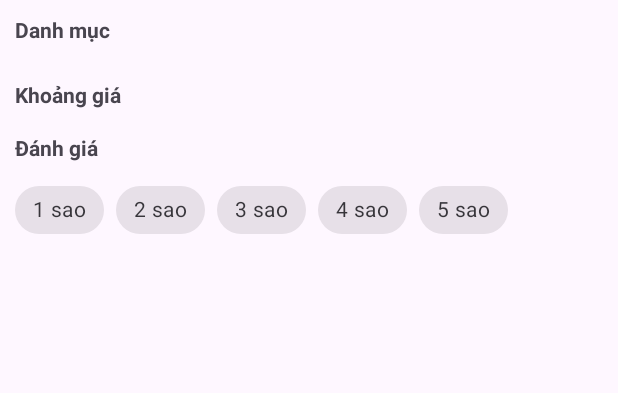
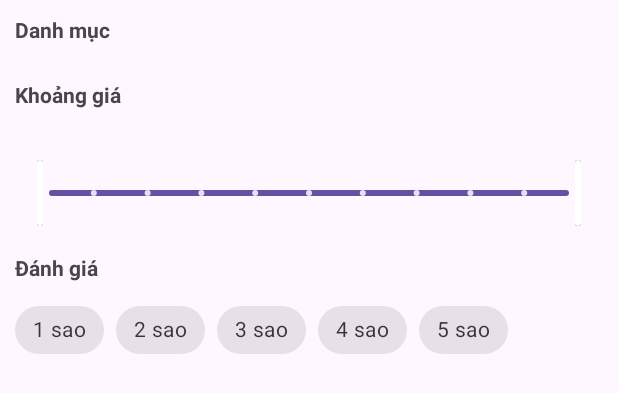
Before and after one commit to AKhoa2109/UniDocs, an Android app: the layout dialog_filter.xml on its own in the app's theme, with its tools: preview values and no code run, on a phone screen of 412 x 824 dp. Shown: the top 393 px of the screen. Run offline under Robolectric (Android 15) with nearby library versions, the phone set to English and light mode, and no system bars.

Commit message:
commit to pull code

```diff
--- a/app/build.gradle.kts
+++ b/app/build.gradle.kts
@@ -50,7 +50,6 @@ dependencies {
     implementation(libs.rxjava)
     implementation(libs.rxandroid)
     implementation(libs.protolite.well.known.types)
-
     testImplementation(libs.junit)
 
     androidTestImplementation(libs.ext.junit)
--- a/app/src/main/AndroidManifest.xml
+++ b/app/src/main/AndroidManifest.xml
@@ -20,7 +20,7 @@
             android:name=".activity.SearchActivity"
             android:exported="false" />
         <activity
-            android:name=".activity.SignIn"
+            android:name=".activity.MainActivity"
             android:exported="true" >
             <intent-filter>
                 <action android:name="android.intent.action.MAIN" />
@@ -37,7 +37,7 @@
             android:name=".activity.SignUp"
             android:exported="false" />
         <activity
-            android:name=".activity.MainActivity"
+            android:name=".activity.SignIn"
             android:exported="true">
         </activity>
     </application>
--- a/app/src/main/java/vn/anhkhoa/projectwebsitebantailieu/activity/SignIn.java
+++ b/app/src/main/java/vn/anhkhoa/projectwebsitebantailieu/activity/SignIn.java
@@ -92,7 +92,7 @@ public class SignIn extends AppCompatActivity {
                 if (response.isSuccessful() && response.body() != null) {
 
                     ResponseData<UserResponse> responseData = response.body();
-                    //kiem tra du lieu trong
+                    //kiểm tra dữ liệu rỗng
                     if (responseData != null && responseData.getData() != null) {
                         UserResponse userResponse = responseData.getData();
                         Log.d("Login", "User: " + userResponse.getName());
--- a/app/src/main/java/vn/anhkhoa/projectwebsitebantailieu/api/ApiService.java
+++ b/app/src/main/java/vn/anhkhoa/projectwebsitebantailieu/api/ApiService.java
@@ -32,7 +32,7 @@ public interface ApiService {
                     .registerTypeAdapter(LocalDateTime.class, new LocalDateTimeAdapter())
             .create();
     ApiService apiService = new Retrofit.Builder()
-            .baseUrl("http://196.169.5.179:8080/api/")
+            .baseUrl("http://172.16.30.82:8080/api/")
             .addConverterFactory(GsonConverterFactory.create(gson))
             .build()
             .create(ApiService.class);
--- a/app/src/main/java/vn/anhkhoa/projectwebsitebantailieu/fragment/ChatFragment.java
+++ b/app/src/main/java/vn/anhkhoa/projectwebsitebantailieu/fragment/ChatFragment.java
@@ -166,7 +166,7 @@ public class ChatFragment extends Fragment {
                     ResponseData<List<ChatLineDto>> data = response.body();
                    // chatLineDtoList.clear();
                     List<ChatLineDto> newLines = data.getData();
-                    Log.d("aaaa", newLines.get(1).toString());
+                   //Log.d("aaaa", newLines.get(0).toString());
                     chatLineDtoList.addAll(newLines);
                     chatAdapter.submitList(new ArrayList<>(chatLineDtoList));
                     //cuon den tn cuoi
@@ -185,7 +185,7 @@ public class ChatFragment extends Fragment {
     }
     public void connectSocket(){
         // Khởi tạo STOMP client với endpoint (chú ý: endpoint của SockJS có thể cần /websocket)
-        mStompClient = Stomp.over(Stomp.ConnectionProvider.OKHTTP, "ws://196.169.5.179:8080/ws/websocket");
+        mStompClient = Stomp.over(Stomp.ConnectionProvider.OKHTTP, "ws://172.16.30.82:8080/ws/websocket");
         mStompClient.connect();
 
         // Đăng ký subscribe topic nhận tin nhắn từ server
--- a/app/src/main/java/vn/anhkhoa/projectwebsitebantailieu/utils/SessionManager.java
+++ b/app/src/main/java/vn/anhkhoa/projectwebsitebantailieu/utils/SessionManager.java
@@ -30,7 +30,7 @@ public class SessionManager {
 
     public static synchronized SessionManager getInstance(Context context) {
         if (instance == null) {
-            // 🚨 Kiểm tra context có null không
+            // Kiểm tra context có null không
             if (context == null) {
                 throw new IllegalArgumentException("Context không được null!");
             }
--- a/app/src/main/res/layout/dialog_filter.xml
+++ b/app/src/main/res/layout/dialog_filter.xml
@@ -31,13 +31,21 @@
             android:textStyle="bold"
             android:layout_marginTop="16dp"/>
 
-<!--        <com.google.android.material.slider.RangeSlider
+        <com.google.android.material.slider.RangeSlider
             android:id="@+id/rangeSlider"
             android:layout_width="match_parent"
             android:layout_height="wrap_content"
-            app:valueFrom="0"
-            app:valueTo="100"
-            app:stepSize="1" />-->
+            android:valueFrom="0"
+            android:valueTo="100000"
+            android:stepSize="10000"
+            app:labelBehavior="withinBounds"
+            app:trackHeight="4dp"
+            app:haloRadius="12dp"
+            app:values="@array/default_values_price"
+            app:thumbStrokeWidth="2dp"
+            app:thumbStrokeColor="@color/white"
+            app:theme="@style/Widget.Material3.Slider"
+         />
 
         <!-- Đánh giá -->
         <TextView
--- a/app/src/main/res/layout/fragment_search_document.xml
+++ b/app/src/main/res/layout/fragment_search_document.xml
@@ -76,8 +76,6 @@
                     android:layout_marginStart="8dp"
                     android:spinnerMode="dropdown"/>
             </LinearLayout>
-
         </HorizontalScrollView>
-
     </LinearLayout>
 </LinearLayout>
--- a/app/src/main/res/values/strings.xml
+++ b/app/src/main/res/values/strings.xml
@@ -7,4 +7,8 @@
         <item>Giá tăng dần</item>
         <item>Giá giảm dần</item>
     </string-array>
+    <array name="default_values_price">
+        <item>0</item>
+        <item>100000</item>
+    </array>
 </resources>
```
Also changed, not shown: app/src/main/java/vn/anhkhoa/projectwebsitebantailieu/fragment/SearchDocumentFragment.java (+21 -0 lines).
